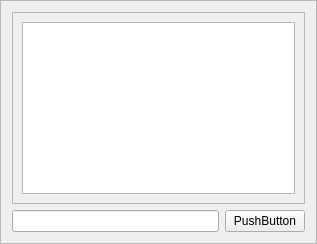
Old version of the form ui/tag_request.ui in the repository slaclab/paws.
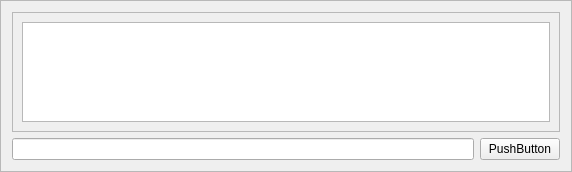
New version of the form.

Commit message: fixed up the ui frame size issues

What changed in the file:
```diff
--- a/ui/tag_request.ui
+++ b/ui/tag_request.ui
@@ -6,8 +6,8 @@
    <rect>
     <x>0</x>
     <y>0</y>
-    <width>317</width>
-    <height>244</height>
+    <width>572</width>
+    <height>172</height>
    </rect>
   </property>
   <property name="windowTitle">
@@ -30,8 +30,8 @@
        <rect>
         <x>0</x>
         <y>0</y>
-        <width>295</width>
-        <height>189</height>
+        <width>550</width>
+        <height>117</height>
        </rect>
       </property>
       <layout class="QVBoxLayout" name="verticalLayout">
```
The commit also changes 5 other files.
